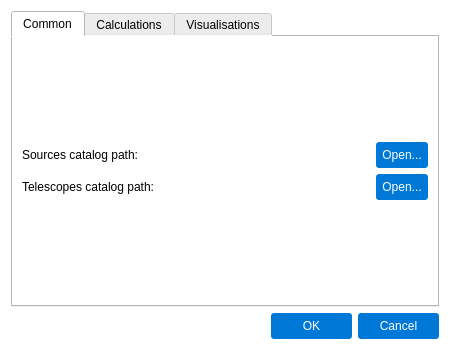
Before: the Qt Designer form pastrocore/gui_pyside/dialog_preferences.ui in Torward1024/pAstroCORE, drawn with Qt 5.
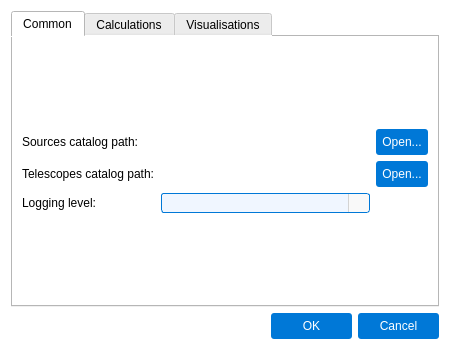
After: the same form once the commit is applied. Icons and pictures are not drawn.

Patch:
```diff
--- a/pastrocore/gui_pyside/dialog_preferences.ui
+++ b/pastrocore/gui_pyside/dialog_preferences.ui
@@ -199,6 +199,100 @@
            </property>
           </widget>
          </item>
+         <item row="2" column="0">
+          <widget class="QLabel" name="labelLogging">
+           <property name="text">
+            <string>Logging level:</string>
+           </property>
+          </widget>
+         </item>
+         <item row="2" column="1">
+          <widget class="QComboBox" name="comboLogging">
+           <property name="styleSheet">
+            <string notr="true">QComboBox {
+    font-family: Arial;
+    font-size: 9pt;
+    color: #333333;
+    padding: 1px;
+    border-radius: 3px;
+    background-color: #f9f9f9; /* Базовый фон, как у readOnly QLineEdit */
+    border: 1px solid #d3d3d3; /* Базовая граница, как у readOnly QLineEdit */
+}
+
+QComboBox:editable {
+    background-color: #f0f6ff; /* Фон для редактируемого состояния, как у readOnly=&quot;false&quot; */
+    border: 1px solid #0078d7; /* Граница для редактируемого состояния */
+}
+
+QComboBox:editable:hover {
+    border: 1px solid #1a8cff; /* Граница при наведении, как у readOnly=&quot;false&quot;:hover */
+}
+
+QComboBox:editable:focus {
+    border: 1px solid #005bb5; /* Граница при фокусе, как у readOnly=&quot;false&quot;:focus */
+    background-color: #ffffff; /* Фон при фокусе, как у readOnly=&quot;false&quot;:focus */
+}
+
+QComboBox:!editable {
+    background-color: #f0f6ff; /* Фон для редактируемого состояния, как у readOnly=&quot;false&quot; */
+    border: 1px solid #0078d7; /* Граница для редактируемого состояния */
+}
+
+QComboBox:!editable:hover {
+    border: 1px solid #1a8cff; /* Граница при наведении, как у readOnly=&quot;false&quot;:hover */
+}
+
+QComboBox:!editable:focus {
+    border: 1px solid #005bb5; /* Граница при фокусе, как у readOnly=&quot;false&quot;:focus */
+    background-color: #ffffff; /* Фон при фокусе, как у readOnly=&quot;false&quot;:focus */
+}
+
+/* Стилизация кнопки со стрелкой */
+QComboBox::drop-down {
+    subcontrol-origin: padding;
+    subcontrol-position: right;
+    width: 20px;
+    border-left: 1px solid #d3d3d3; /* Добавлена граница для визуального разделения */
+    border-top-right-radius: 3px;
+    border-bottom-right-radius: 3px;
+    background-color: #f9f9f9; /* Фон кнопки, совпадающий с основным */
+}
+
+QComboBox::drop-down:hover {
+    background-color: #0078d7; /* Лёгкое выделение при наведении */
+}
+
+QComboBox::down-arrow {
+    width: 12px;
+    height: 12px;
+    /* Стандартная стрелка Qt, если нет иконки */
+    /* Если есть иконка, раскомментируйте: */
+    /* image: url(:/icons/down_arrow.png); */
+}
+
+/* Стилизация выпадающего списка */
+QComboBox QAbstractItemView {
+    font-family: Arial;
+    font-size: 12pt;
+    color: #333333;
+    background-color: #ffffff;
+    border: 1px solid #d3d3d3;
+    selection-background-color: #0078d7;
+    selection-color: #ffffff;
+    padding: 1px;
+}
+
+QComboBox QAbstractItemView::item {
+    padding: 4px;
+    min-height: 20px;
+}
+
+QComboBox QAbstractItemView::item:hover {
+    background-color: #0078d7;
+}</string>
+           </property>
+          </widget>
+         </item>
         </layout>
        </item>
       </layout>
```
Left out of the diff: 26 changed lines with no effect on the pictures.
